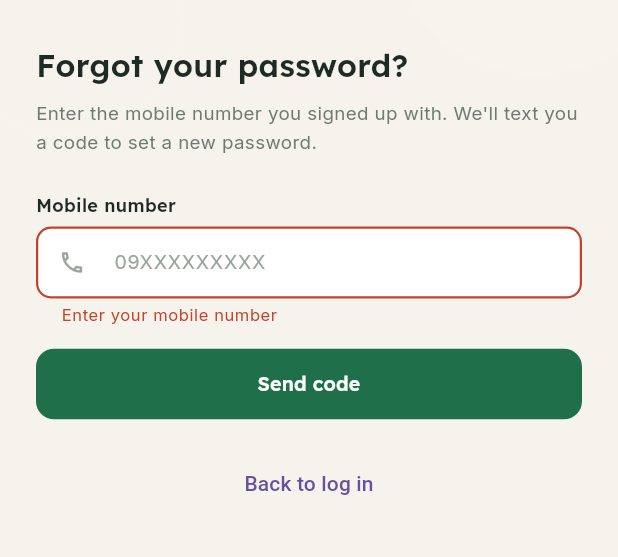
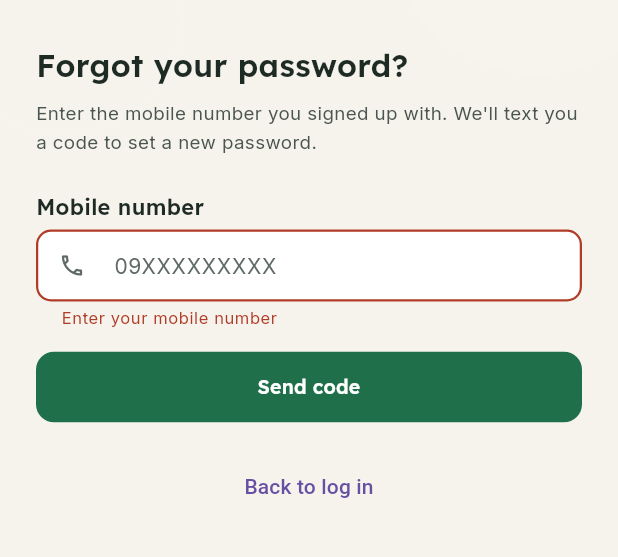
Before and after one commit to BOXCUBE06/SERBIS_prototype, a Flutter app: the ForgotPasswordScreen screen opened directly with empty values, after a tap on "Send code", on a phone screen of 412 x 824 dp, the part 150-707 px from its top. Run offline on Flutter 3.47's test engine with Material 3 defaults, Android fonts, the phone set to English and light mode, and no system bars; our stand-ins replace file_picker, firebase_core, firebase_messaging, flutter_secure_storage, open_filex, shared_preferences; accounts and stored records are empty; network calls fail.

Commit message:
fix(mobile): text contrast to 4.5:1 and larger, bolder form labels
Darkened the tokens whose text failed WCAG AA: inkFaint 2.55 -> 4.90 on grey,
inkMuted 3.99 -> 7.01 on paper, amber600 2.55 -> 4.83 on its tint, red600 4.41
-> 5.15 on its tint. Subtitles on the header gradient go to 90% white, and the
"Add relative" button text moves from green600 to green700.

Every field label is now 14.5sp bold ink (was 12sp semibold) through
AppText.fieldLabel, with the same treatment for Material's own labelled
fields via the theme; section labels are 12.5sp bold green900 instead of 11sp
faint grey. A long label wraps instead of pushing its help icon off a narrow
screen. A contrast test pins every text pair the app draws.

```diff
--- a/Mobile/lib/screens/auth/register_screen.dart
+++ b/Mobile/lib/screens/auth/register_screen.dart
@@ -217,7 +217,7 @@ class _RegisterScreenState extends State<RegisterScreen> {
                     const ServicePurposeNote(),
                     const SizedBox(height: 22),
 
-                    Text('Registering as', style: AppText.display(size: 12, weight: FontWeight.w600)),
+                    Text('Registering as', style: AppText.fieldLabel()),
                     const SizedBox(height: 8),
                     SegmentedButton<bool>(
                       segments: const [
@@ -452,7 +452,7 @@ class _BarangayField extends StatelessWidget {
         crossAxisAlignment: CrossAxisAlignment.start,
         children: [
           Text('Barangay',
-              style: AppText.display(size: 12, weight: FontWeight.w600)),
+              style: AppText.fieldLabel()),
           const SizedBox(height: 6),
           if (loading)
             _shell(
@@ -624,7 +624,7 @@ class _Header extends StatelessWidget {
                             style: AppText.display(
                                 size: 10,
                                 weight: FontWeight.w500,
-                                color: Colors.white.withOpacity(.65),
+                                color: Colors.white.withOpacity(.9),
                                 letterSpacing: 2)),
                       ],
                     ),
--- a/Mobile/lib/screens/library/article_reader_screen.dart
+++ b/Mobile/lib/screens/library/article_reader_screen.dart
@@ -89,7 +89,7 @@ class _ArticleReaderScreenState extends State<ArticleReaderScreen> {
                             style: AppText.display(
                               size: 10.5,
                               weight: FontWeight.w600,
-                              color: Colors.white.withOpacity(.7),
+                              color: Colors.white.withOpacity(.9),
                               letterSpacing: 2,
                             ),
                           ),
--- a/Mobile/lib/screens/profile_screen.dart
+++ b/Mobile/lib/screens/profile_screen.dart
@@ -1261,7 +1261,7 @@ class _ReadOnlyField extends StatelessWidget {
       child: Column(
         crossAxisAlignment: CrossAxisAlignment.start,
         children: [
-          Text(label, style: AppText.display(size: 12, weight: FontWeight.w600)),
+          Text(label, style: AppText.fieldLabel()),
           const SizedBox(height: 6),
           Container(
             width: double.infinity,
--- a/Mobile/lib/theme/app_theme.dart
+++ b/Mobile/lib/theme/app_theme.dart
@@ -8,10 +8,10 @@ class AppColors {
   static const green600 = Color(0xFF2C8C5E);
   static const green50 = Color(0xFFE8F3EC);
 
-  static const amber600 = Color(0xFFD9842B);
+  static const amber600 = Color(0xFF9A5A0F);
   static const amber50 = Color(0xFFFCEFDF);
 
-  static const red600 = Color(0xFFC0432D);
+  static const red600 = Color(0xFFB03B27);
   static const red50 = Color(0xFFFBEAE6);
 
   static const blue600 = Color(0xFF2D6CA8);
@@ -21,8 +21,8 @@ class AppColors {
   static const surface = Color(0xFFFFFFFF);
 
   static const ink = Color(0xFF1E2A24);
-  static const inkMuted = Color(0xFF6E7B73);
-  static const inkFaint = Color(0xFF9AA59E);
+  static const inkMuted = Color(0xFF4A554F);
+  static const inkFaint = Color(0xFF5F6A64);
 
   static const line = Color(0xFFE7E2D6);
   static const grey50 = Color(0xFFF1EFEA);
@@ -102,6 +102,12 @@ class AppText {
         height: height,
       );
 
+  /// The label above a form field. Large, bold and full-strength ink: a field
+  /// that cannot be read at a glance is one a resident fills in wrong, and these
+  /// screens are used outdoors, on small phones, by people of every age.
+  static TextStyle fieldLabel() =>
+      display(size: 14.5, weight: FontWeight.w700, height: 1.3);
+
   static TextStyle body({
     double size = 13,
     FontWeight weight = FontWeight.w400,
@@ -131,5 +137,13 @@ ThemeData buildAppTheme() {
     ),
     splashFactory: InkRipple.splashFactory,
     dividerColor: AppColors.line,
+    // Fields built straight on Material's TextFormField (the ones with a
+    // labelText) get the same large, bold label and readable hint as the app's
+    // own field widgets.
+    inputDecorationTheme: InputDecorationTheme(
+      labelStyle: AppText.body(size: 14.5, weight: FontWeight.w600, color: AppColors.ink),
+      floatingLabelStyle: AppText.body(size: 14.5, weight: FontWeight.w700, color: AppColors.green900),
+      hintStyle: AppText.body(size: 14, color: AppColors.inkFaint),
+    ),
   );
 }
--- a/Mobile/lib/widgets/form_section.dart
+++ b/Mobile/lib/widgets/form_section.dart
@@ -24,9 +24,9 @@ class FormSection extends StatelessWidget {
           Text(
             label.toUpperCase(),
             style: AppText.display(
-              size: 11,
-              weight: FontWeight.w600,
-              color: AppColors.inkFaint,
+              size: 12.5,
+              weight: FontWeight.w700,
+              color: AppColors.green900,
               letterSpacing: 0.6,
             ),
           ),
--- a/Mobile/lib/widgets/program_date_field.dart
+++ b/Mobile/lib/widgets/program_date_field.dart
@@ -43,7 +43,7 @@ class ProgramDateField extends StatelessWidget {
       child: Column(
         crossAxisAlignment: CrossAxisAlignment.start,
         children: [
-          Text(field.label, style: AppText.display(size: 12, weight: FontWeight.w600)),
+          Text(field.label, style: AppText.fieldLabel()),
           const SizedBox(height: AppSpacing.xs),
           Semantics(
             button: true,
--- a/Mobile/lib/widgets/service_form_fields.dart
+++ b/Mobile/lib/widgets/service_form_fields.dart
@@ -207,7 +207,7 @@ class ServiceFormFields extends StatelessWidget {
                         style: AppText.display(size: 12, weight: FontWeight.w600),
                       ),
                       style: TextButton.styleFrom(
-                        foregroundColor: AppColors.green600,
+                        foregroundColor: AppColors.green700,
                         padding: const EdgeInsets.symmetric(horizontal: 8),
                         minimumSize: const Size(0, 36),
                         tapTargetSize: MaterialTapTargetSize.shrinkWrap,
--- a/Mobile/lib/widgets/service_widgets.dart
+++ b/Mobile/lib/widgets/service_widgets.dart
@@ -41,7 +41,7 @@ class AttachmentUploadField extends StatelessWidget {
       child: Column(
         crossAxisAlignment: CrossAxisAlignment.start,
         children: [
-          Text(label, style: AppText.display(size: 12, weight: FontWeight.w600)),
+          Text(label, style: AppText.fieldLabel()),
           const SizedBox(height: 6),
           InkWell(
             onTap: onTap,
--- a/Mobile/lib/widgets/shared_widgets.dart
+++ b/Mobile/lib/widgets/shared_widgets.dart
@@ -621,7 +621,7 @@ class _AuthTextFieldState extends State<AuthTextField> {
       child: Column(
         crossAxisAlignment: CrossAxisAlignment.start,
         children: [
-          Text(widget.label, style: AppText.display(size: 12, weight: FontWeight.w600)),
+          Text(widget.label, style: AppText.fieldLabel()),
           const SizedBox(height: 6),
           TextFormField(
             controller: widget.controller,
@@ -630,10 +630,10 @@ class _AuthTextFieldState extends State<AuthTextField> {
             validator: widget.validator,
             maxLength: widget.maxLength,
             inputFormatters: widget.inputFormatters,
-            style: AppText.body(size: 13),
+            style: AppText.body(size: 14),
             decoration: InputDecoration(
               hintText: widget.hint,
-              hintStyle: AppText.body(size: 13, color: AppColors.inkFaint),
+              hintStyle: AppText.body(size: 14, color: AppColors.inkFaint),
               counterText: '',
               prefixIcon: widget.prefixIcon != null
                   ? Icon(widget.prefixIcon, size: 18, color: AppColors.inkFaint)
```
Also changed, not shown: Mobile/lib/widgets/form_inputs.dart (+7 -5 lines), 1 other file.
